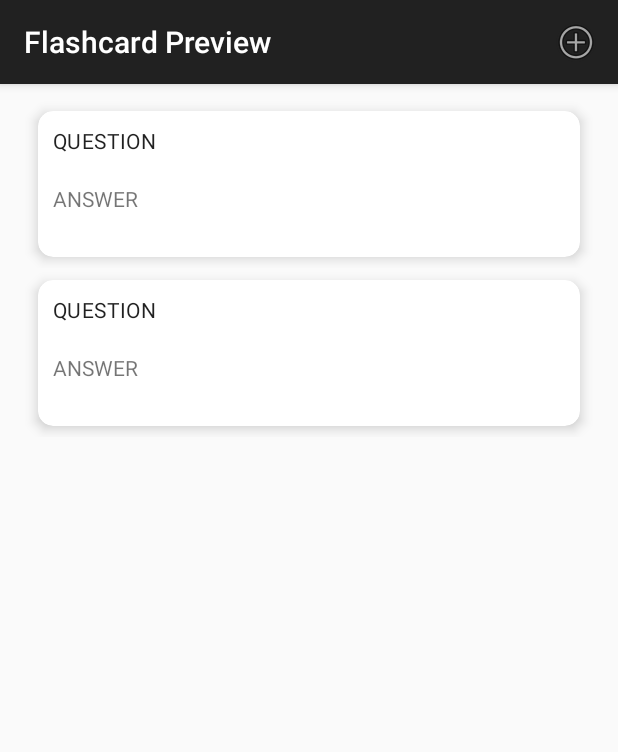
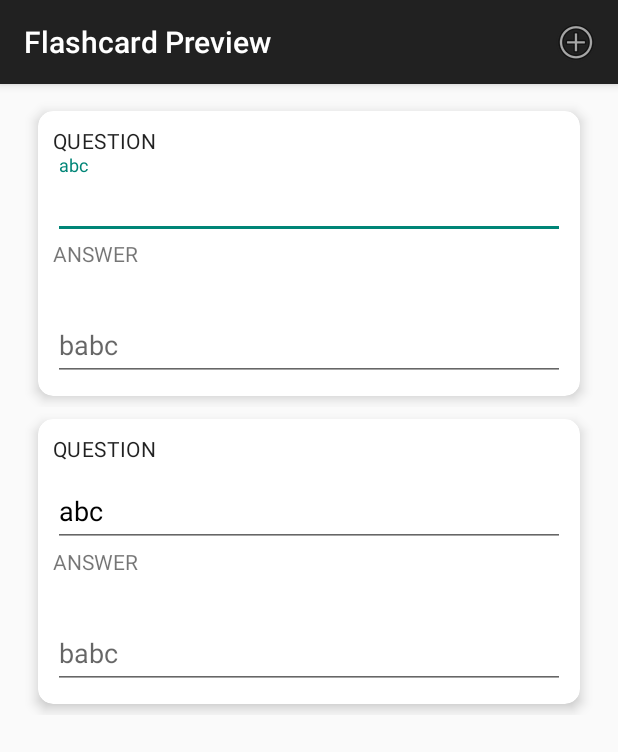
Before and after one commit to harouzie/android-final, an Android app: the DeckPreviewActivity screen opened directly, with no data from a screen before it, after a tap on "Collection Name very long name", on a phone screen of 412 x 824 dp. Shown: the top 752 px of the screen. Run offline under Robolectric (Android 15) with nearby library versions, the phone set to English and light mode, and no system bars.

Commit message:
Rename object Flashcard.java to Card.java

```diff
--- a/app/src/main/AndroidManifest.xml
+++ b/app/src/main/AndroidManifest.xml
@@ -22,7 +22,7 @@
             android:name=".activities.DeckPreviewActivity"
             android:exported="false" />
         <activity
-            android:name=".activities.FlashcardPreviewActivity"
+            android:name=".activities.CardPreviewActivity"
             android:exported="false" />
         <activity
             android:name=".activities.LogInActivity"
@@ -31,7 +31,7 @@
             android:name=".activities.SignUpActivity"
             android:exported="false" />
         <activity
-            android:name=".activities.FlashcardCreatorActivity"
+            android:name=".activities.CardEditActivity"
             android:exported="true" />
         <activity
             android:name=".activities.MainActivity"
--- a/app/src/main/java/tdtu/fit/hrz/flashcards/activities/FlashcardCreatorActivity.java
+++ b/app/src/main/java/tdtu/fit/hrz/flashcards/activities/CardEditActivity.java
@@ -9,12 +9,10 @@ import android.provider.MediaStore;
 import android.view.ViewGroup;
 import android.widget.ImageButton;
 import android.widget.ImageView;
-import android.widget.LinearLayout;
-import android.widget.RelativeLayout;
 
 import tdtu.fit.hrz.flashcards.R;
 
-public class FlashcardCreatorActivity extends AppCompatActivity {
+public class CardEditActivity extends AppCompatActivity {
     private static final int PICK_IMAGE_REQUEST = 1;
     private ImageButton btnAddQuesImg,btnAddAnsImg;
     private ImageView questionImageView;
--- a/app/src/main/java/tdtu/fit/hrz/flashcards/activities/FlashcardPreviewActivity.java
+++ b/app/src/main/java/tdtu/fit/hrz/flashcards/activities/CardPreviewActivity.java
@@ -13,10 +13,10 @@ import android.view.MenuItem;
 import java.util.ArrayList;
 
 import tdtu.fit.hrz.flashcards.R;
-import tdtu.fit.hrz.flashcards.controllers.FlashcardRCVAdapter;
-import tdtu.fit.hrz.flashcards.objects.Flashcard;
+import tdtu.fit.hrz.flashcards.controllers.CardRCVAdapter;
+import tdtu.fit.hrz.flashcards.objects.Card;
 
-public class FlashcardPreviewActivity extends AppCompatActivity {
+public class CardPreviewActivity extends AppCompatActivity {
 
     RecyclerView flashcardRCV;
 
@@ -28,8 +28,8 @@ public class FlashcardPreviewActivity extends AppCompatActivity {
         setTitle("Flashcard Preview");
 
         flashcardRCV = findViewById(R.id.flashcardRCV);
-        FlashcardRCVAdapter mRCVAdapter = new FlashcardRCVAdapter(
-                this, R.layout.rcv_flashcard, loadFlashcard());
+        CardRCVAdapter mRCVAdapter = new CardRCVAdapter(
+                this, R.layout.rcv_card, loadFlashcard());
         flashcardRCV.setAdapter(mRCVAdapter);
         flashcardRCV.setLayoutManager(new LinearLayoutManager(this));
     }
@@ -44,16 +44,16 @@ public class FlashcardPreviewActivity extends AppCompatActivity {
     public boolean onOptionsItemSelected(@NonNull MenuItem item) {
         int id = item.getItemId();
         if(id == R.id.flashcard_action_add){
-            Intent intent = new Intent(this, FlashcardCreatorActivity.class);
+            Intent intent = new Intent(this, CardEditActivity.class);
             startActivity(intent);
         }
         return super.onOptionsItemSelected(item);
     }
 
-    private ArrayList<Flashcard> loadFlashcard(){
-        ArrayList<Flashcard> f = new ArrayList<>();
+    private ArrayList<Card> loadFlashcard(){
+        ArrayList<Card> f = new ArrayList<>();
         for (int i = 0; i < 2; i++) {
-            f.add(new Flashcard());
+            f.add(new Card());
         }
         return f;
     }
--- a/app/src/main/java/tdtu/fit/hrz/flashcards/activities/DeckPreviewActivity.java
+++ b/app/src/main/java/tdtu/fit/hrz/flashcards/activities/DeckPreviewActivity.java
@@ -10,7 +10,7 @@ import java.util.ArrayList;
 
 import tdtu.fit.hrz.flashcards.R;
 import tdtu.fit.hrz.flashcards.controllers.DeckRCVAdapter;
-import tdtu.fit.hrz.flashcards.objects.Flashcard;
+import tdtu.fit.hrz.flashcards.objects.Card;
 import tdtu.fit.hrz.flashcards.objects.Deck;
 
 public class DeckPreviewActivity extends AppCompatActivity {
@@ -43,10 +43,10 @@ public class DeckPreviewActivity extends AppCompatActivity {
 
         return flashcardCollections;
     }
-    private ArrayList<Flashcard> loadFlashcard(){
-        ArrayList<Flashcard> f = new ArrayList<>();
+    private ArrayList<Card> loadFlashcard(){
+        ArrayList<Card> f = new ArrayList<>();
         for (int i = 0; i < 2; i++) {
-            f.add(new Flashcard());
+            f.add(new Card());
         }
         return f;
     }
--- a/app/src/main/java/tdtu/fit/hrz/flashcards/controllers/FlashcardRCVAdapter.java
+++ b/app/src/main/java/tdtu/fit/hrz/flashcards/controllers/CardRCVAdapter.java
@@ -10,16 +10,16 @@ import androidx.annotation.NonNull;
 import androidx.recyclerview.widget.RecyclerView;
 
 import java.util.ArrayList;
-import tdtu.fit.hrz.flashcards.objects.Flashcard;
-public class FlashcardRCVAdapter extends
-        RecyclerView.Adapter <FlashcardRCVAdapter.FlashcardViewHolder>{
+import tdtu.fit.hrz.flashcards.objects.Card;
+public class CardRCVAdapter extends
+        RecyclerView.Adapter <CardRCVAdapter.FlashcardViewHolder>{
     private Context context;
     private int resourceId;
-    private ArrayList<Flashcard> flashcards;
+    private ArrayList<Card> flashcards;
     private LayoutInflater mInflater;
     private onFlashcardClickListener flashcardClickListener;
 
-    public FlashcardRCVAdapter(Context context, int resourceId, ArrayList<Flashcard> flashcards) {
+    public CardRCVAdapter(Context context, int resourceId, ArrayList<Card> flashcards) {
         this.context = context;
         this.resourceId = resourceId;
         this.flashcards = flashcards;
@@ -34,7 +34,7 @@ public class FlashcardRCVAdapter extends
 
     @NonNull
     @Override
-    public FlashcardRCVAdapter.FlashcardViewHolder
+    public CardRCVAdapter.FlashcardViewHolder
         onCreateViewHolder(@NonNull ViewGroup parent, int viewType) {
         View view = mInflater.inflate(this.resourceId, parent, false);
         return new FlashcardViewHolder(view);
@@ -42,8 +42,8 @@ public class FlashcardRCVAdapter extends
 
     @Override
     public void
-        onBindViewHolder(@NonNull FlashcardRCVAdapter.FlashcardViewHolder holder, int position) {
-        Flashcard flashcard = flashcards.get(position);
+        onBindViewHolder(@NonNull CardRCVAdapter.FlashcardViewHolder holder, int position) {
+        Card flashcard = flashcards.get(position);
         holder.update(flashcard);
     }
 
@@ -61,7 +61,7 @@ public class FlashcardRCVAdapter extends
     }
     public class FlashcardViewHolder extends RecyclerView.ViewHolder {
 
-        private Flashcard flashcard;
+        private Card flashcard;
 
         public FlashcardViewHolder(@NonNull View itemView) {
             super(itemView);
@@ -70,7 +70,7 @@ public class FlashcardRCVAdapter extends
             });
         }
 
-        public void update(Flashcard flashcard){
+        public void update(Card flashcard){
             this.flashcard = flashcard;
             // TODO: bind data on QA sides
         }
@@ -90,11 +90,11 @@ public class FlashcardRCVAdapter extends
             notifyItemChanged(getAdapterPosition());
         }
 
-        public Flashcard getFlashcard() {
+        public Card getFlashcard() {
             return flashcard;
         }
 
-        public void setFlashcard(Flashcard flashcard) {
+        public void setFlashcard(Card flashcard) {
             this.flashcard = flashcard;
         }
     }
--- a/app/src/main/java/tdtu/fit/hrz/flashcards/controllers/DeckRCVAdapter.java
+++ b/app/src/main/java/tdtu/fit/hrz/flashcards/controllers/DeckRCVAdapter.java
@@ -11,7 +11,7 @@ import androidx.recyclerview.widget.RecyclerView;
 
 import java.util.ArrayList;
 
-import tdtu.fit.hrz.flashcards.activities.FlashcardPreviewActivity;
+import tdtu.fit.hrz.flashcards.activities.CardPreviewActivity;
 import tdtu.fit.hrz.flashcards.objects.Deck;
 
 public class DeckRCVAdapter extends
@@ -29,7 +29,7 @@ public class DeckRCVAdapter extends
         setCollectionClickListener(new onCollectionClickListener() {
             @Override
             public void onClick(View view, int position) {
-                Intent intent = new Intent(context, FlashcardPreviewActivity.class);
+                Intent intent = new Intent(context, CardPreviewActivity.class);
                 context.startActivity(intent);
             }
         });
--- a/app/src/main/java/tdtu/fit/hrz/flashcards/objects/Flashcard.java
+++ b/app/src/main/java/tdtu/fit/hrz/flashcards/objects/Card.java
@@ -5,13 +5,13 @@ package tdtu.fit.hrz.flashcards.objects;
  * head is for question
  * tail is for answer
  */
-public class Flashcard {
+public class Card {
 
     private String question;
     private String answer;
     private boolean flipped = false;
 
-    public Flashcard(){
+    public Card(){
         question = "";
         answer = "";
     }
--- a/app/src/main/java/tdtu/fit/hrz/flashcards/objects/Deck.java
+++ b/app/src/main/java/tdtu/fit/hrz/flashcards/objects/Deck.java
@@ -13,10 +13,10 @@ public class Deck {
     private Date lastModifiedDate;
     private int size;
     private Drawable coverImage;
-    private ArrayList<Flashcard> flashcards;
+    private ArrayList<Card> flashcards;
 
 
-    public Deck(@NonNull ArrayList<Flashcard> flashcards) {
+    public Deck(@NonNull ArrayList<Card> flashcards) {
         this.flashcards = flashcards;
         this.size = flashcards.size();
     }
--- a/app/src/main/res/layout/activity_flashcard_creator.xml
+++ b/app/src/main/res/layout/activity_flashcard_creator.xml
@@ -4,7 +4,7 @@
     xmlns:tools="http://schemas.android.com/tools"
     android:layout_width="match_parent"
     android:layout_height="match_parent"
-    tools:context=".activities.FlashcardCreatorActivity">
+    tools:context=".activities.CardEditActivity">
 
     <androidx.cardview.widget.CardView
         android:id="@+id/flashcardQuestion"
--- a/app/src/main/res/layout/activity_flashcard_preview.xml
+++ b/app/src/main/res/layout/activity_flashcard_preview.xml
@@ -5,7 +5,7 @@
     xmlns:tools="http://schemas.android.com/tools"
     android:layout_width="match_parent"
     android:layout_height="match_parent"
-    tools:context=".activities.FlashcardPreviewActivity"
+    tools:context=".activities.CardPreviewActivity"
     android:padding="10dp">
 
     <androidx.recyclerview.widget.RecyclerView
--- a/app/src/main/res/layout/rcv_flashcard.xml
+++ b/app/src/main/res/layout/rcv_card.xml
@@ -27,9 +27,19 @@
                 android:textAppearance="@style/TextAppearance.Material3.BodyMedium"
                 android:text="@string/question"/>
 
-            <TextView
+
+
+            <com.google.android.material.textfield.TextInputLayout
                 android:layout_width="match_parent"
-                android:layout_height="wrap_content"/>
+                android:layout_height="wrap_content"
+                android:textColorHint="@color/black"
+                android:hint="abc">
+                <com.google.android.material.textfield.TextInputEditText
+                    android:layout_width="match_parent"
+                    android:layout_height="wrap_content"
+                    android:hint=""/>
+
+            </com.google.android.material.textfield.TextInputLayout>
 
             <TextView
                 android:layout_width="match_parent"
@@ -39,7 +49,18 @@
             <TextView
                 android:layout_width="match_parent"
                 android:layout_height="wrap_content"/>
+            <com.google.android.material.textfield.TextInputLayout
+                android:id="@+id/outlinedTextField"
+                android:layout_width="match_parent"
+                android:layout_height="wrap_content"
+                android:hint="babc">
 
+                <com.google.android.material.textfield.TextInputEditText
+                    android:layout_width="match_parent"
+                    android:layout_height="wrap_content"
+                    />
+
+            </com.google.android.material.textfield.TextInputLayout>
 
         </LinearLayout>
 
```
Also changed, not shown: app/src/main/res/layout/rcv_deck.xml (+21 -8 lines).
